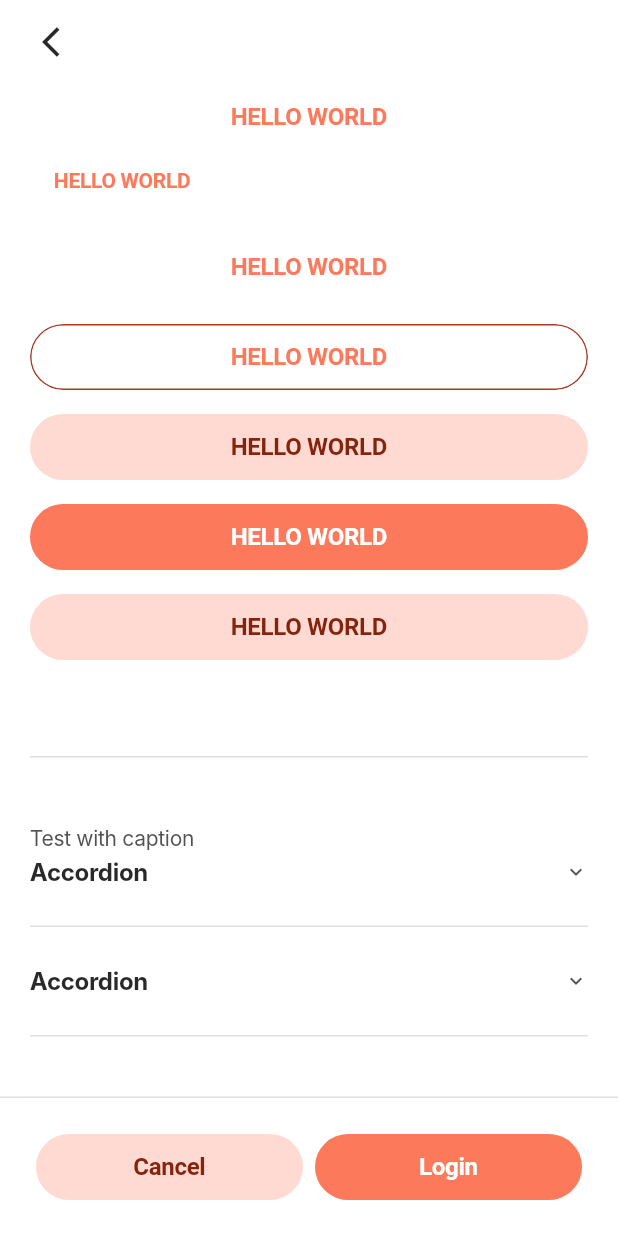
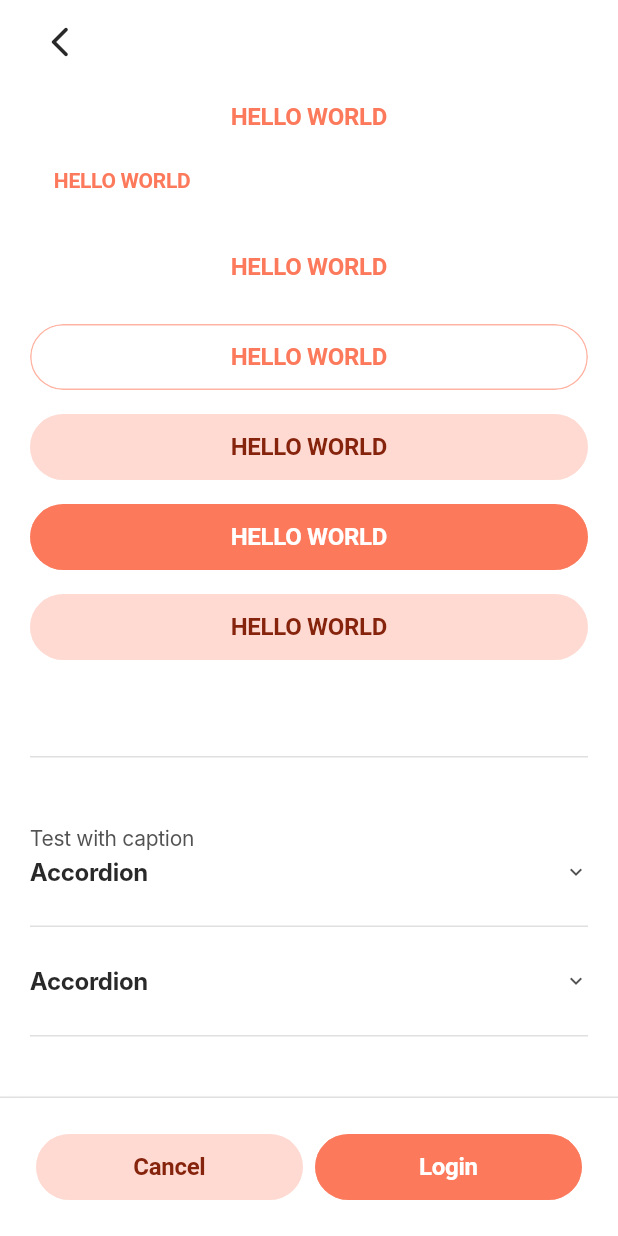
Before and after one commit to fmiyahira/events_time_microapp_ds, a Flutter app: the screen it shows after launch, on a phone screen of 412 x 824 dp. Run offline on Flutter 3.47's test engine with Material 2 defaults, Android fonts, the phone set to English and light mode, and no system bars; our stand-ins replace flutter_svg; Roboto replaces fonts that are missing (Inter).

Commit message:
Notice handling

```diff
--- a/example/lib/main.dart
+++ b/example/lib/main.dart
@@ -38,8 +38,8 @@ class _MyHomePageState extends State<MyHomePage> {
       backgroundColor: DSColors.neutral.s100,
       appBar: DSNavBar(
         leading: DSIconButton(
-          icon: Icons.arrow_back_ios,
-          onPressed: () {},
+          icon: Icons.arrow_back_ios_new_rounded,
+          onPressed: () => Navigator.of(context).pop(),
           theme: DSIconButtonTheme(iconPadding: 0, buttonSize: 0),
         ),
       ),
@@ -357,7 +357,6 @@ class _MyHomePageState extends State<MyHomePage> {
                 },
               ],
               onSelected: (Map<DSSelectKeys, dynamic> value) {
-                print(value);
                 Navigator.of(context).pop();
               },
             ),
--- a/lib/src/common/themes/default_palette.dart
+++ b/lib/src/common/themes/default_palette.dart
@@ -5,9 +5,9 @@ import 'package:flutter/material.dart';
 DSPalette defaultPalette = DSPalette(
   primary: const DSColorScale(
     darker: Color(0xFF85230c),
-    dark: Color(0xFFffb4a3),
+    dark: Color(0xFFa63a22),
     base: Color(0xFFFC795B),
-    light: Color(0xFFa63a22),
+    light: Color(0xFFffb4a3),
     lighter: Color(0xFFffdad2),
   ),
   secondary: const DSColorScale(
--- a/lib/src/widgets/nav_list_item/nav_list_item_element.dart
+++ b/lib/src/widgets/nav_list_item/nav_list_item_element.dart
@@ -63,7 +63,7 @@ class DSNavListItemElement extends StatelessWidget {
     return GestureDetector(
       onTap: onTap ?? () {},
       child: Column(
-        children: [
+        children: <Widget>[
           Row(
             crossAxisAlignment: CrossAxisAlignment.start,
             children: <Widget>[
@@ -94,10 +94,10 @@ class DSNavListItemElement extends StatelessWidget {
               ),
               child: Row(
                 mainAxisAlignment: MainAxisAlignment.spaceBetween,
-                children: [
+                children: <Widget>[
                   Column(
                     crossAxisAlignment: CrossAxisAlignment.start,
-                    children: [
+                    children: <Widget>[
                       DSText(
                         title,
                         type: DSTextType.INPUT,
--- a/lib/src/widgets/select/components/select_bottom_sheet_child.dart
+++ b/lib/src/widgets/select/components/select_bottom_sheet_child.dart
@@ -156,7 +156,7 @@ class _DSSelectBottomSheetChildState extends State<DSSelectBottomSheetChild> {
           size: DSIteratorSize.MINIMAL,
           children: children.map((Map<DSSelectKeys, dynamic> item) {
             return Column(
-              children: [
+              children: <Widget>[
                 SelectListItem(
                   widgetType: widget.widgetType,
                   value: item,
--- a/lib/src/widgets/select/components/select_list_item.dart
+++ b/lib/src/widgets/select/components/select_list_item.dart
@@ -1,7 +1,6 @@
 // ignore_for_file: no_default_cases
 
 import 'package:events_time_microapp_ds/events_time_microapp_ds.dart';
-import 'package:events_time_microapp_ds/src/widgets/select/components/select_enums.dart';
 import 'package:flutter/material.dart';
 
 class SelectListItem extends StatelessWidget {
--- a/lib/src/widgets/text/text.dart
+++ b/lib/src/widgets/text/text.dart
@@ -63,6 +63,8 @@ class DSText extends StatelessWidget {
         return textThemeTypeNumber;
       case DSTextType.NUMBER_SMALL:
         return textThemeTypeNumberSmall;
+      case DSTextType.NUMBER_SMALLER:
+        return textThemeTypeNumberSmaller;
     }
   }
 
--- a/lib/src/widgets/text/text_theme.dart
+++ b/lib/src/widgets/text/text_theme.dart
@@ -20,6 +20,7 @@ enum DSTextType {
   LABEL_SMALL,
   NUMBER,
   NUMBER_SMALL,
+  NUMBER_SMALLER,
 }
 
 enum DSTextStyle { SUCCESS, WARNING, ERROR, INFO, MILKED }
@@ -207,3 +208,9 @@ const DSTextTheme textThemeTypeNumberSmall = DSTextTheme(
   lineHeight: 1.428,
   letterSpacing: -0.2,
 );
+const DSTextTheme textThemeTypeNumberSmaller = DSTextTheme(
+  fontWeight: FontWeight.bold,
+  fontSize: 12,
+  lineHeight: 1.428,
+  letterSpacing: -0.2,
+);
```
